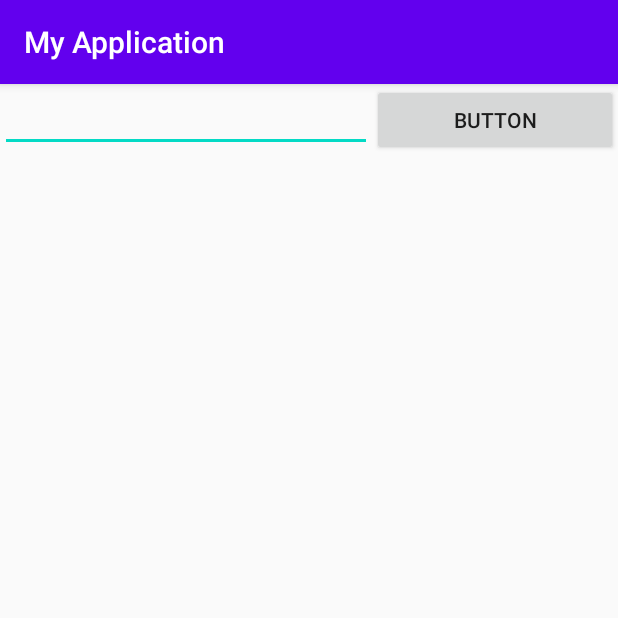
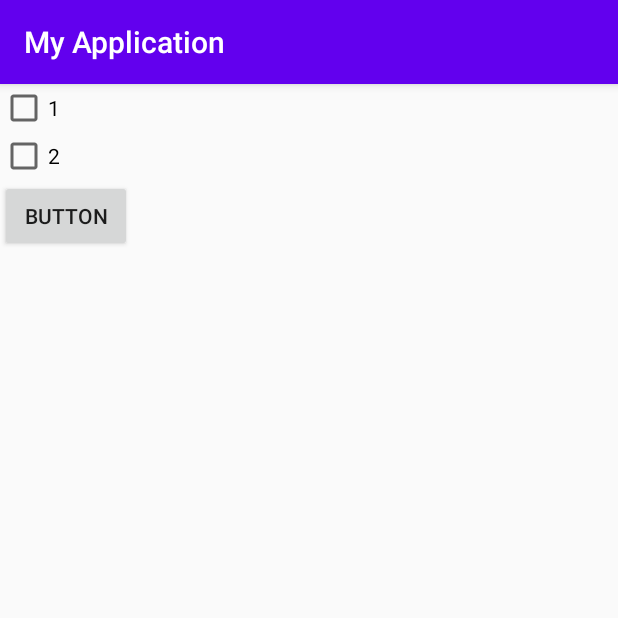
Before and after one commit to leehandsub/studyko, an Android app: the screen it shows after launch (MainActivity), after a tap on "BUTTON", on a phone screen of 412 x 824 dp, the top half of it. Run offline under Robolectric (Android 15) with nearby library versions, the phone set to English and light mode, and no system bars.

```diff
--- a/app/build.gradle
+++ b/app/build.gradle
@@ -31,6 +31,9 @@ dependencies {
     implementation 'androidx.appcompat:appcompat:1.1.0'
     implementation 'androidx.core:core-ktx:1.2.0'
     implementation 'androidx.constraintlayout:constraintlayout:1.1.3'
+    implementation 'androidx.legacy:legacy-support-v4:1.0.0'
+    implementation 'androidx.lifecycle:lifecycle-extensions:2.2.0'
+    implementation 'androidx.lifecycle:lifecycle-viewmodel-ktx:2.2.0'
     testImplementation 'junit:junit:4.12'
     androidTestImplementation 'androidx.test.ext:junit:1.1.1'
     androidTestImplementation 'androidx.test.espresso:espresso-core:3.2.0'
--- a/app/src/main/AndroidManifest.xml
+++ b/app/src/main/AndroidManifest.xml
@@ -9,6 +9,8 @@
         android:roundIcon="@mipmap/ic_launcher_round"
         android:supportsRtl="true"
         android:theme="@style/AppTheme">
+        <activity android:name=".Main3Activity"></activity>
+        <activity android:name=".Main2Activity" />
         <activity android:name=".MainActivity">
             <intent-filter>
                 <action android:name="android.intent.action.MAIN" />
--- a/app/src/main/java/com/example/myapplication/MainActivity.kt
+++ b/app/src/main/java/com/example/myapplication/MainActivity.kt
@@ -1,7 +1,9 @@
 package com.example.myapplication
 
+import android.content.Intent
 import androidx.appcompat.app.AppCompatActivity
 import android.os.Bundle
+import android.util.Log
 import android.view.View
 import android.widget.Button
 import android.widget.Toast
@@ -13,14 +15,28 @@ class MainActivity : AppCompatActivity() {
         super.onCreate(savedInstanceState)
         setContentView(R.layout.activity_main)
 
-        //val btn_event = findViewById<Button>(R.id.button)
+        Log.i("activity","oncreate call")
 
+        btn.setOnClickListener {
+            val check1 = ck1.isChecked
+            val check2 = ck2.isChecked
 
-        button.setOnClickListener{
-            edit.setText("")
-            Toast.makeText(this,edit.text.toString(),Toast.LENGTH_SHORT).show()//토스트 보여주기
-            textView.setText(edit.text.toString())
+            if(!(check1 xor check2)){
+                Toast.makeText(this,"하나만 선택",Toast.LENGTH_SHORT).show()
+                return@setOnClickListener
+            }
+
+            if(check1){
+                val intent = Intent(this@MainActivity,Main2Activity::class.java)
+                intent.putExtra("data1","check!")
+                startActivity(intent)
+            }
+            if(check2){
+                val intent = Intent(this@MainActivity,Main3Activity::class.java)
+                intent.putExtra("data2",10)
+                startActivity(intent)
+            }
+
         }
-
     }
 }
--- a/app/src/main/res/layout/activity_main.xml
+++ b/app/src/main/res/layout/activity_main.xml
@@ -1,44 +1,29 @@
 <?xml version="1.0" encoding="utf-8"?>
-<androidx.constraintlayout.widget.ConstraintLayout xmlns:android="http://schemas.android.com/apk/res/android"
+<LinearLayout xmlns:android="http://schemas.android.com/apk/res/android"
     xmlns:app="http://schemas.android.com/apk/res-auto"
     xmlns:tools="http://schemas.android.com/tools"
     android:layout_width="match_parent"
     android:layout_height="match_parent"
+    android:orientation="vertical"
     tools:context=".MainActivity">
 
-    <LinearLayout
-        android:id="@+id/linearLayout"
-        android:layout_width="match_parent"
-        android:layout_height="match_parent"
-        android:layout_weight="1"
-        android:orientation="horizontal"
-        tools:layout_editor_absoluteX="-205dp"
-        tools:layout_editor_absoluteY="16dp">
 
-        <EditText
-            android:id="@+id/edit"
-            android:layout_width="wrap_content"
-            android:layout_height="wrap_content"
-            android:layout_weight="3"></EditText>
+    <CheckBox
+        android:id="@+id/ck1"
+        android:layout_width="wrap_content"
+        android:layout_height="wrap_content"
+        android:text="1" />
 
-        <Button
-            android:id="@+id/button"
-            android:layout_width="wrap_content"
-            android:layout_height="wrap_content"
-            android:layout_weight="1"
-            android:text="Button" />
+    <CheckBox
+        android:id="@+id/ck2"
+        android:layout_width="wrap_content"
+        android:layout_height="wrap_content"
+        android:text="2" />
 
-    </LinearLayout>
+    <Button
+        android:id="@+id/btn"
+        android:layout_width="wrap_content"
+        android:layout_height="wrap_content"
+        android:text="button" />
 
-    <TextView
-        android:id="@+id/textView"
-        android:layout_width="0dp"
-        android:layout_height="wrap_content"
-        android:layout_marginBottom="500dp"
-        android:text="TextView"
-        app:layout_constraintBottom_toBottomOf="@+id/linearLayout"
-        app:layout_constraintEnd_toEndOf="parent"
-        app:layout_constraintStart_toStartOf="@+id/linearLayout"
-        app:layout_constraintTop_toTopOf="@+id/linearLayout" />
-
-</androidx.constraintlayout.widget.ConstraintLayout>
+</LinearLayout>
```
Also changed, not shown: app/src/main/java/com/example/myapplication/Main2Activity.kt (added, +34 -0 lines), app/src/main/java/com/example/myapplication/Main3Activity.kt (added, +34 -0 lines), app/src/main/res/layout/activity_main2.xml (added, +14 -0 lines), app/src/main/res/layout/activity_main3.xml (added, +15 -0 lines).
